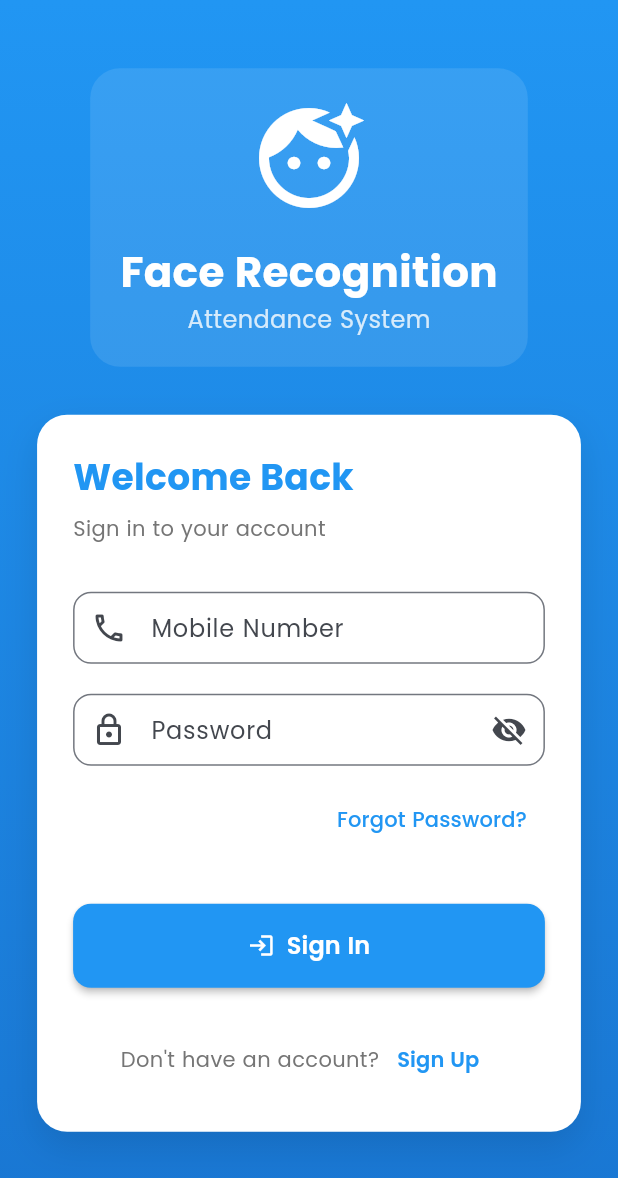
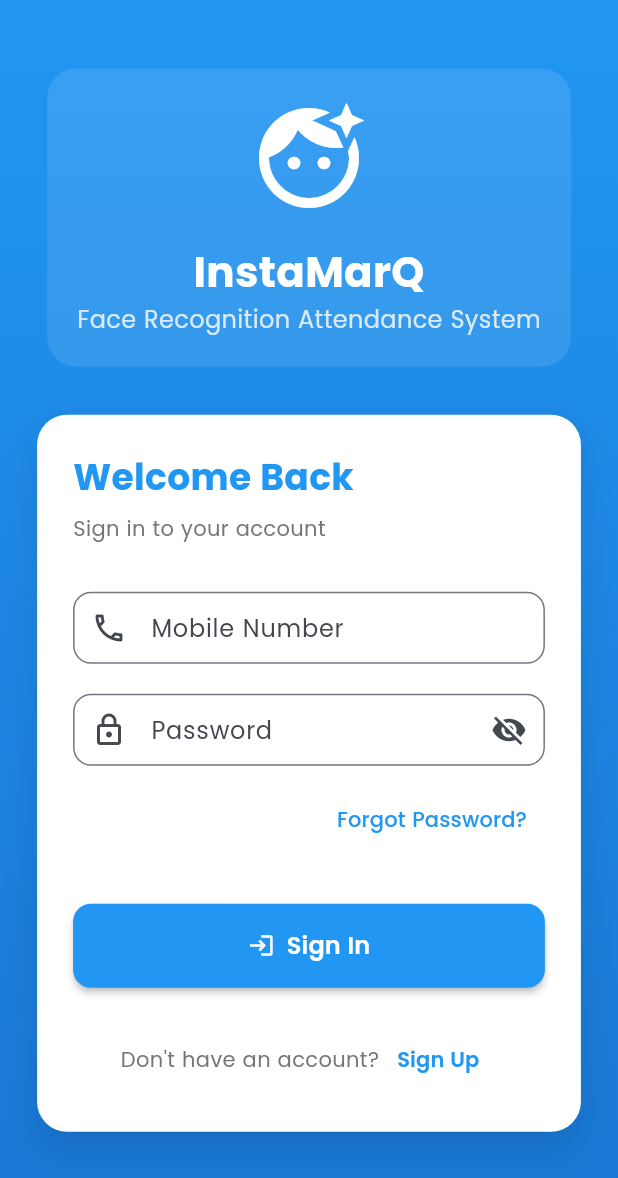
Before and after one commit to XessIT/Attendance_Mobile, a Flutter app: the screen it shows after launch, on a phone screen of 412 x 824 dp. Shown: the top 1178 px of the screen. Run offline on Flutter 3.47's test engine with Material 3 defaults, Android fonts, the light colour scheme and no system bars; drawn by our look-alikes of flutter_animate; our stand-ins replace camera, dio, geolocator, google_fonts, image_picker, permission_handler and 2 more.

Commit message:
login text

```diff
--- a/lib/screens/login_screen.dart
+++ b/lib/screens/login_screen.dart
@@ -197,7 +197,7 @@
                               ),
                               SizedBox(height: isSmallScreen ? 12 : 16),
                               Text(
-                                'Face Recognition',
+                                'InstaMarQ',
                                 style: GoogleFonts.poppins(
                                   fontSize: isSmallScreen ? 24 : 28,
                                   fontWeight: FontWeight.bold,
@@ -205,7 +205,7 @@
                                 ),
                               ),
                               Text(
-                                'Attendance System',
+                                'Face Recognition Attendance System',
                                 style: GoogleFonts.poppins(
                                   fontSize: isSmallScreen ? 14 : 16,
                                   color: Colors.white.withOpacity(0.8),
```
